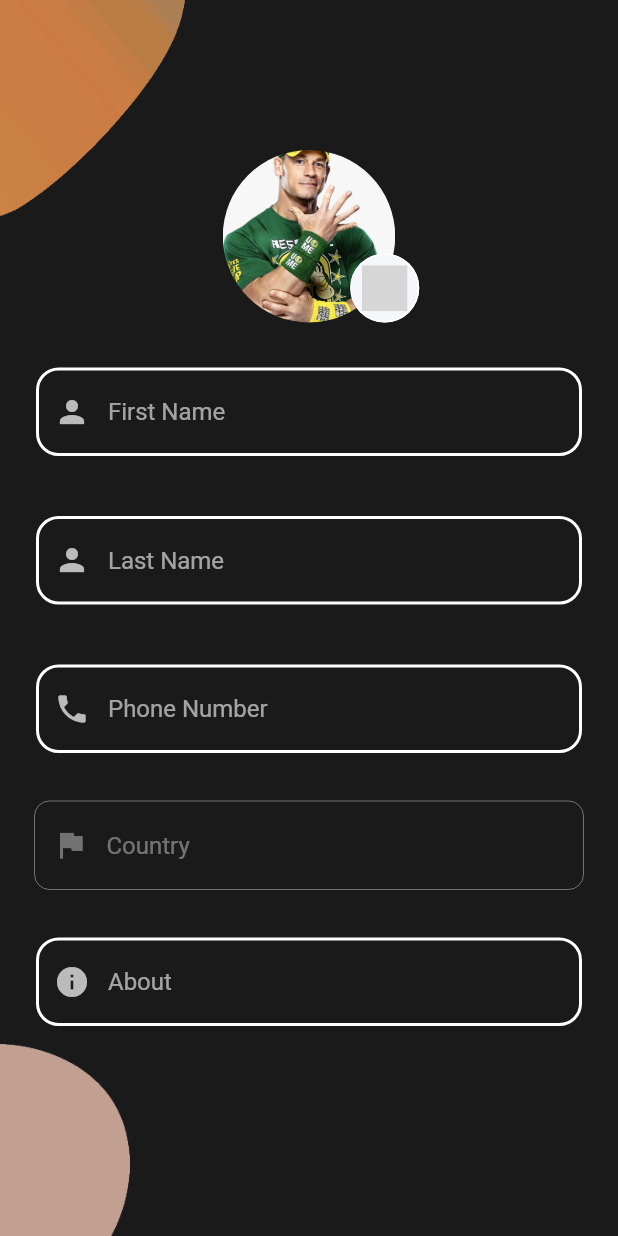
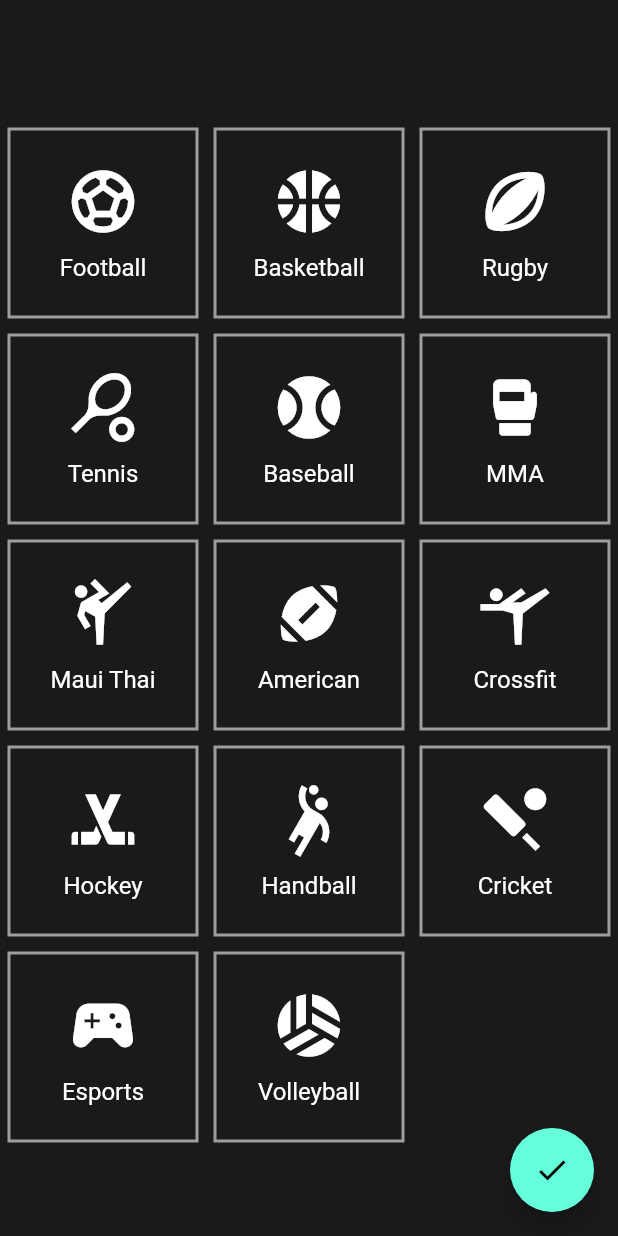
Before and after one commit to SportsHive/SportsHive-App, a Flutter app: the screen it shows after launch, on a phone screen of 412 x 824 dp. Run offline on Flutter 3.47's test engine with Material 2 defaults, Android fonts, the phone set to English and light mode, and no system bars; our stand-ins replace country_picker, firebase_auth, firebase_core, flutter_svg; accounts and stored records are empty; grey boxes are pictures that could not be loaded.

Commit message:
Added Preference Screen

```diff
--- a/lib/main.dart
+++ b/lib/main.dart
@@ -2,6 +2,7 @@ import 'package:firebase_core/firebase_core.dart';
 import 'package:firebase_auth/firebase_auth.dart';
 import 'package:flutter/material.dart';
 import 'package:sportshive/screens/auth/login_page.dart';
+import 'package:sportshive/screens/auth/preference_screen.dart';
 import 'package:sportshive/screens/auth/signup_page.dart';
 import 'package:sportshive/screens/auth/welcome_screen.dart';
 import 'package:sportshive/screens/auth/editprofile_page.dart';
@@ -9,6 +10,8 @@ import 'package:sportshive/utils/colors.dart';
 import 'responsive/mobile_screen_layout.dart';
 import 'responsive/responsive_layout_screen.dart';
 import 'responsive/web_screen_layout.dart';
+
+
 
 void main() async {
   WidgetsFlutterBinding.ensureInitialized();
@@ -30,7 +33,7 @@ class MyApp extends StatelessWidget {
       // home: const ReponsiveLayout(
       //   mobileScreenLayout: MobileScreenLayout(),
       //    webScreenLayout: WebScreenLayout(),),]
-      home: UserProfileScreen(),
+      home: SportsPreferenceScreen(),
     );
   }
 }
--- a/lib/screens/auth/login_page.dart
+++ b/lib/screens/auth/login_page.dart
@@ -64,7 +64,7 @@ class LoginScreenState extends State<LoginScreen> {
                 textInputType: TextInputType.text,
                 isPass: true,
                 prefixIcon: Icons.lock,
-                borderColor: Colors.red,
+                borderColor: Colors.black,
                 borderWidth: 2.0,
                 borderRadius: 15.0,
               ),
--- /dev/null
+++ b/lib/screens/auth/preference_screen.dart
@@ -0,0 +1,100 @@
+import 'package:flutter/material.dart';
+
+
+
+class SportsPreferenceScreen extends StatefulWidget {
+  @override
+  _SportsPreferenceScreenState createState() => _SportsPreferenceScreenState();
+}
+
+class _SportsPreferenceScreenState extends State<SportsPreferenceScreen> {
+  List<String> selectedSports = [];
+
+  @override
+  Widget build(BuildContext context) {
+    return Scaffold(
+      body: Padding(
+        padding: const EdgeInsets.only(top: 80.0),
+        child: GridView.count(
+          crossAxisCount: 3,
+          children: [
+            _buildSportsIcon('Football', Icons.sports_soccer),
+            _buildSportsIcon('Basketball', Icons.sports_basketball),
+            _buildSportsIcon('Rugby', Icons.sports_rugby),
+            _buildSportsIcon('Tennis', Icons.sports_tennis),
+            _buildSportsIcon('Baseball', Icons.sports_baseball),
+            _buildSportsIcon('MMA', Icons.sports_mma),
+            _buildSportsIcon('Maui Thai', Icons.sports_martial_arts),
+            _buildSportsIcon('American', Icons.sports_football_sharp),
+            _buildSportsIcon('Crossfit', Icons.sports_gymnastics),
+            _buildSportsIcon('Hockey', Icons.sports_hockey),
+            _buildSportsIcon('Handball', Icons.sports_handball),
+            _buildSportsIcon('Cricket', Icons.sports_cricket),
+            _buildSportsIcon('Esports', Icons.sports_esports),
+            _buildSportsIcon('Volleyball', Icons.sports_volleyball),
+
+          ],
+        ),
+      ),
+
+
+      floatingActionButton: FloatingActionButton(
+        onPressed: _onDonePressed,
+        child: Icon(Icons.check),
+      ),
+
+
+
+      floatingActionButtonLocation: FloatingActionButtonLocation.endFloat,
+    );
+  }
+
+Widget _buildSportsIcon(String sportName, IconData iconData) {
+  bool isSelected = selectedSports.contains(sportName);
+
+  return InkWell(
+    onTap: () {
+      setState(() {
+        if (isSelected) {
+          selectedSports.remove(sportName);
+        } else {
+          selectedSports.add(sportName);
+        }
+      });
+    },
+
+    child: Padding(
+
+      padding: EdgeInsets.all(5.0), // Adjust the amount of padding as needed
+      child: Container(
+        decoration: BoxDecoration(
+          border: Border.all(
+            color: isSelected ? Colors.blue : Colors.grey,
+            width: 2.0,
+          ),
+        ),
+        child: Column(
+          mainAxisAlignment: MainAxisAlignment.center,
+          children: [
+            Icon(
+              iconData,
+              size: 50.0,
+            ),
+            SizedBox(height: 10.0),
+            Text(
+              sportName,
+              style: TextStyle(fontSize: 16.0),
+            ),
+          ],
+        ),
+      ),
+    ),
+  );
+}
+
+
+  void _onDonePressed() {
+    // Implement your logic here
+    Navigator.of(context).pop();
+  }
+}
--- a/lib/screens/auth/signup_page.dart
+++ b/lib/screens/auth/signup_page.dart
@@ -90,7 +90,7 @@ Future signUp() async {
                 textInputType: TextInputType.text,
                 isPass: true,
                 prefixIcon: Icons.lock,
-                borderColor: Colors.red,
+                borderColor: Colors.black,
                 borderRadius: 15,
                 borderWidth: 2.0,
               ),
@@ -103,7 +103,7 @@ Future signUp() async {
                 textInputType: TextInputType.text,
                 isPass: true,
                 prefixIcon: Icons.lock,
-                borderColor: Colors.red,
+                borderColor: Colors.black,
                 borderRadius: 15,
                 borderWidth: 2.0,
               ),
--- a/pubspec.yaml
+++ b/pubspec.yaml
@@ -38,6 +38,9 @@ dependencies:
   flutter_svg: ^2.0.4
   country_picker: ^2.0.20
   google_sign_in: ^6.1.0
+  animated_icon_button: ^1.0.2
+  flutter_icons: ^1.1.0
+
 
 dev_dependencies:
   flutter_lints: ^2.0.0
@@ -48,6 +51,7 @@ dev_dependencies:
 # following page: https://dart.dev/tools/pub/pubspec
 # The following section is specific to Flutter packages.
 flutter:
+
 
   # The following line ensures that the Material Icons font is
   # included with your application, so that you can use the icons in
@@ -63,6 +67,7 @@ flutter:
   # For details regarding adding assets from package dependencies, see
   # https://flutter.dev/assets-and-images/#from-packages
   # To add custom fonts to your application, add a fonts section here,
+
   # in this "flutter" section. Each entry in this list should have a
   # "family" key with the font family name, and a "fonts" key with a
   # list giving the asset and other descriptors for the font. For
```
Also changed, not shown: pubspec.lock.
